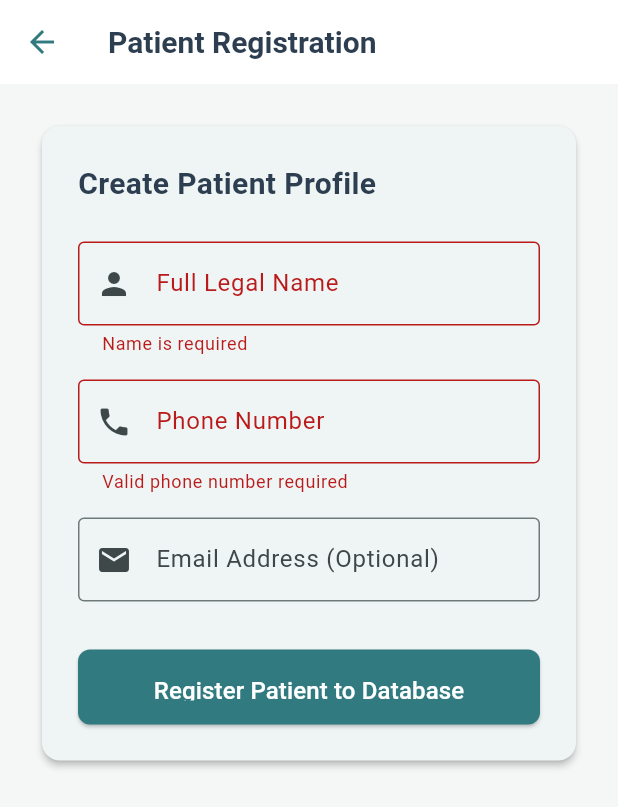
After one commit to ZADOST/pharmacy_and_lab_ecosystem_architecture, a Flutter app: the RegisterPatientPage screen opened directly, after a tap on "Register Patient to Database", on a phone screen of 412 x 824 dp. The commit adds this screen. Shown: the top 807 px of the screen. Run offline on Flutter 3.47's test engine with Material 3 defaults, Android fonts, the light colour scheme and no system bars; our stand-ins replace flutter_local_notifications, qr_flutter; missing offline and left inert: mobile_scanner.

Commit message:
updated notification parameter syntax and added patient registeration flow

```diff
--- a/lib/core/network/api_client.dart
+++ b/lib/core/network/api_client.dart
@@ -149,4 +149,32 @@ class ApiClient {
       return [];
     }
   }
+  /// Registers a new walk-in patient into the database
+  static Future<Map<String, dynamic>> registerPatient({
+    required String fullName,
+    required String phone,
+    String? email,
+  }) async {
+    final Uri url = Uri.parse("$baseUrl/register_patient.php");
+
+    try {
+      final response = await http.post(
+        url,
+        headers: {"Content-Type": "application/json"},
+        body: jsonEncode({
+          "full_name": fullName,
+          "phone": phone,
+          "email": email,
+        }),
+      );
+
+      return {
+        "success": response.statusCode == 201,
+        "data": jsonDecode(response.body),
+      };
+    } catch (e) {
+      print("Network Error registering patient: $e");
+      return {"success": false, "data": {"message": "Network connection error"}};
+    }
+  }
 }
--- a/lib/core/utils/notification_service.dart
+++ b/lib/core/utils/notification_service.dart
@@ -5,11 +5,9 @@ class NotificationService {
       FlutterLocalNotificationsPlugin();
 
   static Future<void> initialize() async {
-    // Android initialization settings
     const AndroidInitializationSettings initializationSettingsAndroid =
         AndroidInitializationSettings('@mipmap/ic_launcher');
 
-    // iOS initialization settings
     const DarwinInitializationSettings initializationSettingsIOS =
         DarwinInitializationSettings(
       requestAlertPermission: true,
@@ -22,7 +20,10 @@ class NotificationService {
       iOS: initializationSettingsIOS,
     );
 
-    await _notificationsPlugin.initialize(initializationSettings);
+    // Updated to use the named parameter expected by the newer package version
+    await _notificationsPlugin.initialize(
+      initializationSettings: initializationSettings,
+    );
   }
 
   static Future<void> showLabResultNotification({
@@ -47,11 +48,12 @@ class NotificationService {
       iOS: iOSPlatformChannelSpecifics,
     );
 
+    // Updated to strictly map the named parameters
     await _notificationsPlugin.show(
-      testId, // Using the test ID as the notification ID prevents duplicates
-      'Lab Test Completed',
-      'Your results for $testName are now ready to view.',
-      platformChannelSpecifics,
+      id: testId,
+      title: 'Lab Test Completed',
+      body: 'Your results for $testName are now ready to view.',
+      notificationDetails: platformChannelSpecifics,
     );
   }
 }
--- a/lib/features/inventory_admin/views/admin_dashboard_page.dart
+++ b/lib/features/inventory_admin/views/admin_dashboard_page.dart
@@ -5,6 +5,7 @@ import '../../../core/theme/app_colors.dart';
 import 'add_drug_page.dart';
 import 'dispense_drug_page.dart';
 import 'analytics_page.dart';
+import 'register_patient_page.dart';
 
 // The lab dashboard is in a different feature folder, so it needs the path
 import '../../lab_admin/views/lab_dashboard_page.dart';
@@ -24,6 +25,7 @@ class _AdminDashboardPageState extends State<AdminDashboardPage> {
     const AddDrugPage(),
     const LabDashboardPage(),
     const AnalyticsPage(),
+    const RegisterPatientPage(),
   ];
 
   void _onMenuTapped(int index) {
@@ -81,6 +83,13 @@ class _AdminDashboardPageState extends State<AdminDashboardPage> {
             selectedTileColor: AppColors.backgroundLight,
             onTap: () => _onMenuTapped(3),
           ),
+          ListTile(
+            leading: const Icon(Icons.person_add, color: AppColors.textDark),
+            title: const Text('Register Patient'),
+            selected: _selectedIndex == 4,
+            selectedTileColor: AppColors.backgroundLight,
+            onTap: () => _onMenuTapped(4),
+          ),
           const Spacer(),
           const Divider(),
           ListTile(
--- /dev/null
+++ b/lib/features/inventory_admin/views/register_patient_page.dart
@@ -0,0 +1,164 @@
+import 'package:flutter/material.dart';
+import '../../../core/theme/app_colors.dart';
+import '../../../core/network/api_client.dart';
+
+class RegisterPatientPage extends StatefulWidget {
+  const RegisterPatientPage({Key? key}) : super(key: key);
+
+  @override
+  State<RegisterPatientPage> createState() => _RegisterPatientPageState();
+}
+
+class _RegisterPatientPageState extends State<RegisterPatientPage> {
+  final _formKey = GlobalKey<FormState>();
+  final TextEditingController _nameController = TextEditingController();
+  final TextEditingController _phoneController = TextEditingController();
+  final TextEditingController _emailController = TextEditingController();
+
+  bool _isLoading = false;
+  int? _newlyRegisteredId;
+
+  @override
+  void dispose() {
+    _nameController.dispose();
+    _phoneController.dispose();
+    _emailController.dispose();
+    super.dispose();
+  }
+
+  Future<void> _submitRegistration() async {
+    if (_formKey.currentState!.validate()) {
+      setState(() => _isLoading = true);
+
+      // Enforce the KRI format explicitly on the backend data push
+      final formattedPhone = '+964${_phoneController.text.trim()}';
+
+      final result = await ApiClient.registerPatient(
+        fullName: _nameController.text.trim(),
+        phone: formattedPhone,
+        email: _emailController.text.trim().isEmpty ? null : _emailController.text.trim(),
+      );
+
+      setState(() => _isLoading = false);
+
+      if (result['success']) {
+        setState(() {
+          _newlyRegisteredId = result['data']['patient_id'];
+        });
+        ScaffoldMessenger.of(context).showSnackBar(
+          const SnackBar(content: Text('Registration successful!'), backgroundColor: AppColors.successGreen),
+        );
+        _formKey.currentState!.reset();
+      } else {
+        ScaffoldMessenger.of(context).showSnackBar(
+          SnackBar(
+            content: Text(result['data']['message'] ?? 'Failed to register'),
+            backgroundColor: Colors.redAccent,
+          ),
+        );
+      }
+    }
+  }
+
+  @override
+  Widget build(BuildContext context) {
+    return Scaffold(
+      appBar: AppBar(title: const Text('Patient Registration')),
+      body: SingleChildScrollView(
+        padding: const EdgeInsets.all(24.0),
+        child: Column(
+          crossAxisAlignment: CrossAxisAlignment.start,
+          children: [
+            if (_newlyRegisteredId != null)
+              Container(
+                margin: const EdgeInsets.bottom(24),
+                padding: const EdgeInsets.all(16),
+                decoration: BoxDecoration(
+                  color: AppColors.successGreen.withOpacity(0.1),
+                  border: Border.all(color: AppColors.successGreen),
+                  borderRadius: BorderRadius.circular(8),
+                ),
+                child: Row(
+                  children: [
+                    const Icon(Icons.check_circle, color: AppColors.successGreen),
+                    const SizedBox(width: 12),
+                    Expanded(
+                      child: Text(
+                        'Success! The new Patient ID is: $_newlyRegisteredId\nYou can now use this ID for the POS and Lab assignments.',
+                        style: const TextStyle(fontWeight: FontWeight.bold, color: AppColors.textDark),
+                      ),
+                    ),
+                  ],
+                ),
+              ),
+
+            Card(
+              elevation: 2,
+              shape: RoundedRectangleBorder(borderRadius: BorderRadius.circular(12)),
+              child: Padding(
+                padding: const EdgeInsets.all(24.0),
+                child: Form(
+                  key: _formKey,
+                  child: Column(
+                    crossAxisAlignment: CrossAxisAlignment.start,
+                    children: [
+                      Text(
+                        'Create Patient Profile',
+                        style: TextStyle(fontSize: 20, fontWeight: FontWeight.bold, color: AppColors.textDark),
+                      ),
+                      const SizedBox(height: 24),
+                      TextFormField(
+                        controller: _nameController,
+                        decoration: const InputDecoration(
+                          labelText: 'Full Legal Name',
+                          border: OutlineInputBorder(),
+                          prefixIcon: Icon(Icons.person),
+                        ),
+                        validator: (value) => value!.isEmpty ? 'Name is required' : null,
+                      ),
+                      const SizedBox(height: 16),
+                      TextFormField(
+                        controller: _phoneController,
+                        keyboardType: TextInputType.phone,
+                        decoration: const InputDecoration(
+                          labelText: 'Phone Number',
+                          hintText: '750 123 4567',
+                          border: OutlineInputBorder(),
+                          prefixText: '+964 ',
+                          prefixIcon: Icon(Icons.phone),
+                        ),
+                        validator: (value) => value!.isEmpty || value.length < 10 ? 'Valid phone number required' : null,
+                      ),
+                      const SizedBox(height: 16),
+                      TextFormField(
+                        controller: _emailController,
+                        keyboardType: TextInputType.emailAddress,
+                        decoration: const InputDecoration(
+                          labelText: 'Email Address (Optional)',
+                          border: OutlineInputBorder(),
+                          prefixIcon: Icon(Icons.email),
+                        ),
+                      ),
+                      const SizedBox(height: 32),
+                      SizedBox(
+                        width: double.infinity,
+                        height: 50,
+                        child: ElevatedButton(
+                          onPressed: _isLoading ? null : _submitRegistration,
+                          style: ElevatedButton.styleFrom(backgroundColor: AppColors.primaryTeal),
+                          child: _isLoading
+                              ? const CircularProgressIndicator(color: Colors.white)
+                              : const Text('Register Patient to Database', style: TextStyle(fontSize: 16)),
+                        ),
+                      ),
+                    ],
+                  ),
+                ),
+              ),
+            ),
+          ],
+        ),
+      ),
+    );
+  }
+}
```
